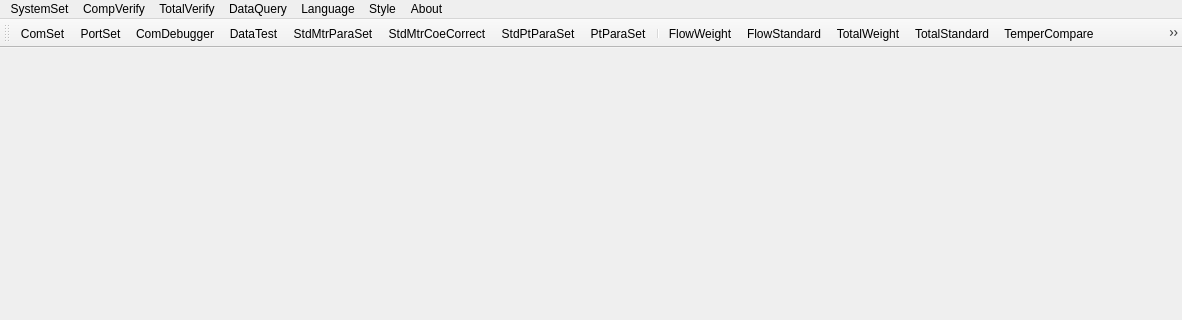
This is source/gui/ui/mainform.ui in flimmy78/qtverify as Qt 5 draws it before an edit; both pictures show x 0 to 1182 and y 0 to 320 of the 1182 by 592 pixel window. The edited form follows.
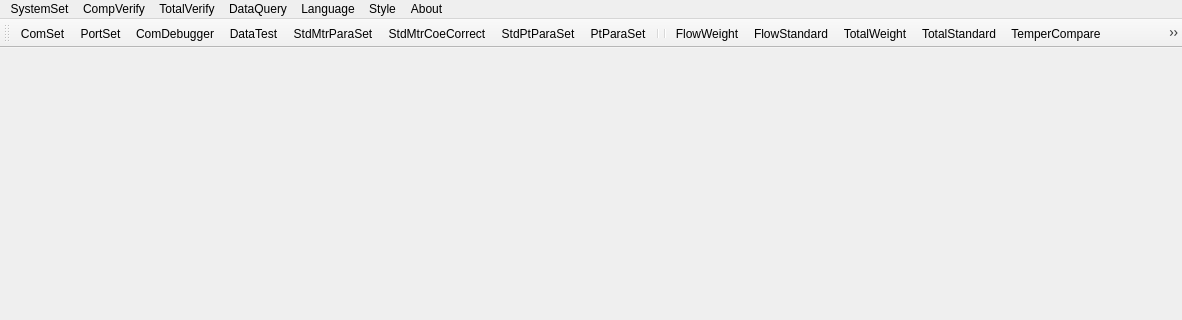
This is the edited form. Icons and pictures are not drawn.

```diff
--- a/source/gui/ui/mainform.ui
+++ b/source/gui/ui/mainform.ui
@@ -145,6 +145,7 @@
    <addaction name="actionStdPtParaSet"/>
    <addaction name="actionPtParaSet"/>
    <addaction name="separator"/>
+   <addaction name="separator"/>
    <addaction name="actionFlowWeight"/>
    <addaction name="actionFlowStandard"/>
    <addaction name="actionTotalWeight"/>
@@ -154,21 +155,23 @@
    <addaction name="actionCalculator"/>
    <addaction name="actionCombine"/>
    <addaction name="separator"/>
+   <addaction name="separator"/>
    <addaction name="actionFlowResult"/>
    <addaction name="actionTotalResult"/>
    <addaction name="actionTemperResult"/>
    <addaction name="actionCalculatorResult"/>
    <addaction name="actionCombineResult"/>
    <addaction name="separator"/>
+   <addaction name="separator"/>
    <addaction name="actionChinese"/>
    <addaction name="actionEnglish"/>
    <addaction name="separator"/>
+   <addaction name="separator"/>
    <addaction name="actionDefault"/>
    <addaction name="actionClassic"/>
    <addaction name="actionFashion"/>
    <addaction name="separator"/>
-   <addaction name="actionContacts"/>
-   <addaction name="actionAbout"/>
+   <addaction name="separator"/>
    <addaction name="actionExit"/>
    <addaction name="separator"/>
   </widget>
```
Left out of the diff: 5 changed lines with no effect on the pictures.
